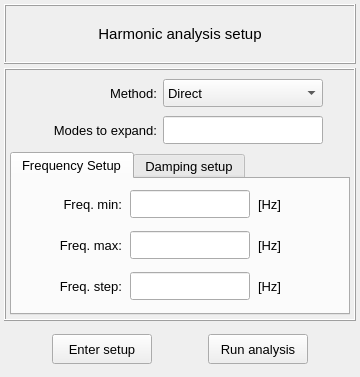
Old version of the form vibra/interface/data/ui_files/analysis/structural/harmonic_analysis_setup_input.ui in the repository MOPT-UFSC/VIBRA.
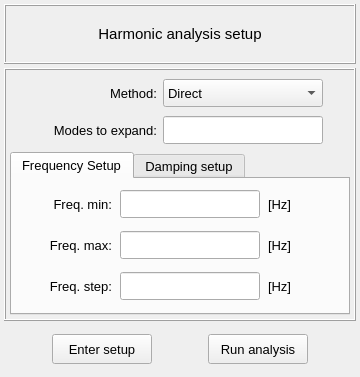
New version of the form.

Commit message: Create the external compressor excitation UI

What changed in the file:
```diff
--- a/vibra/interface/data/ui_files/analysis/structural/harmonic_analysis_setup_input.ui
+++ b/vibra/interface/data/ui_files/analysis/structural/harmonic_analysis_setup_input.ui
@@ -253,13 +253,13 @@
            <widget class="QLineEdit" name="lineEdit_fstep">
             <property name="minimumSize">
              <size>
-              <width>120</width>
+              <width>140</width>
               <height>28</height>
              </size>
             </property>
             <property name="maximumSize">
              <size>
-              <width>120</width>
+              <width>140</width>
               <height>28</height>
              </size>
             </property>
@@ -284,13 +284,13 @@
            <widget class="QLineEdit" name="lineEdit_fmax">
             <property name="minimumSize">
              <size>
-              <width>120</width>
+              <width>140</width>
               <height>28</height>
              </size>
             </property>
             <property name="maximumSize">
              <size>
-              <width>120</width>
+              <width>140</width>
               <height>28</height>
              </size>
             </property>
@@ -372,13 +372,13 @@
            <widget class="QLineEdit" name="lineEdit_fmin">
             <property name="minimumSize">
              <size>
-              <width>120</width>
+              <width>140</width>
               <height>28</height>
              </size>
             </property>
             <property name="maximumSize">
              <size>
-              <width>120</width>
+              <width>140</width>
               <height>28</height>
              </size>
             </property>
```
The commit also changes 7 other files.
